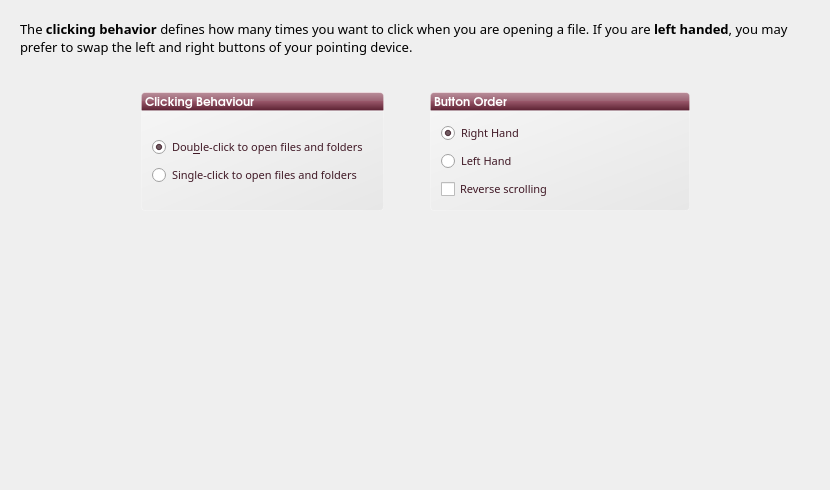
Above: kde/kaptan/src/gui/mouseWidget.ui from pars-linux/uludag before the change. Below: the same form after it.
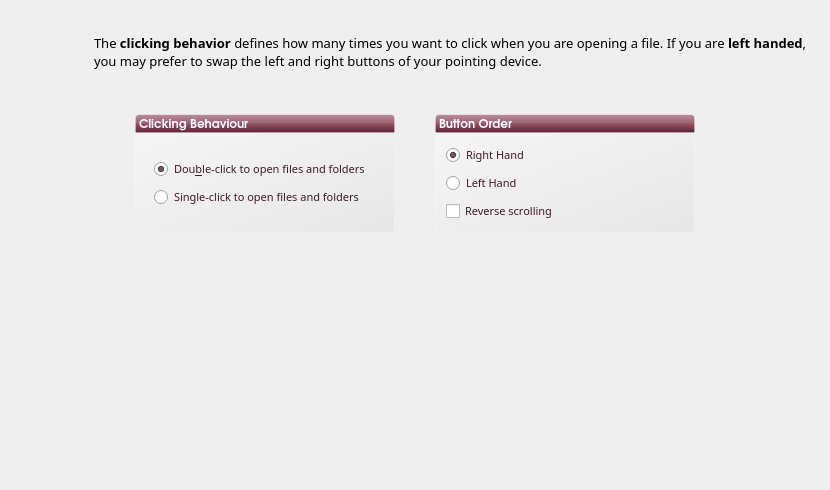
That is the form after the change. Icons and pictures are not drawn.

Diff of the .ui file:
```diff
--- a/kde/kaptan/src/gui/mouseWidget.ui
+++ b/kde/kaptan/src/gui/mouseWidget.ui
@@ -26,7 +26,76 @@
    <property name="margin">
     <number>20</number>
    </property>
-   <item row="2" column="0">
+   <property name="spacing">
+    <number>0</number>
+   </property>
+   <item row="0" column="0">
+    <widget class="QLabel" name="label_3">
+     <property name="minimumSize">
+      <size>
+       <width>64</width>
+       <height>64</height>
+      </size>
+     </property>
+     <property name="maximumSize">
+      <size>
+       <width>64</width>
+       <height>64</height>
+      </size>
+     </property>
+     <property name="text">
+      <string/>
+     </property>
+     <property name="pixmap">
+      <pixmap resource="raw.qrc">:/raw/pics/preferences-desktop-peripherals.png</pixmap>
+     </property>
+    </widget>
+   </item>
+   <item row="0" column="1">
+    <widget class="QLabel" name="description">
+     <property name="minimumSize">
+      <size>
+       <width>300</width>
+       <height>0</height>
+      </size>
+     </property>
+     <property name="font">
+      <font>
+       <family>Sans Serif</family>
+       <pointsize>10</pointsize>
+      </font>
+     </property>
+     <property name="styleSheet">
+      <string notr="true"/>
+     </property>
+     <property name="text">
+      <string>The &lt;b&gt;clicking behavior&lt;/b&gt; defines how many times you want to click when you are opening a file. If you are &lt;b&gt;left handed&lt;/b&gt;, you may prefer to swap the left and right buttons of your pointing device.</string>
+     </property>
+     <property name="wordWrap">
+      <bool>true</bool>
+     </property>
+     <property name="indent">
+      <number>10</number>
+     </property>
+    </widget>
+   </item>
+   <item row="1" column="0">
+    <spacer name="verticalSpacer_4">
+     <property name="orientation">
+      <enum>Qt::Vertical</enum>
+     </property>
+     <property name="sizeType">
+      <enum>QSizePolicy::Fixed</enum>
+     </property>
+     <property name="sizeHint" stdset="0">
+      <size>
+       <width>20</width>
+       <height>30</height>
+      </size>
+     </property>
+    </spacer>
+   </item>
+   <item row="2" column="0" colspan="2">
     <layout class="QVBoxLayout" name="verticalLayout">
      <item>
       <layout class="QHBoxLayout" name="horizontalLayout_2">
@@ -53,6 +122,12 @@
          </property>
          <item>
           <widget class="QLabel" name="label">
+           <property name="minimumSize">
+            <size>
+             <width>260</width>
+             <height>0</height>
+            </size>
+           </property>
            <property name="font">
             <font>
              <family>URW Gothic L</family>
@@ -80,9 +155,15 @@
          </item>
          <item>
           <widget class="QGroupBox" name="groupBox">
+           <property name="sizePolicy">
+            <sizepolicy hsizetype="Fixed" vsizetype="Fixed">
+             <horstretch>0</horstretch>
+             <verstretch>0</verstretch>
+            </sizepolicy>
+           </property>
            <property name="minimumSize">
             <size>
-             <width>200</width>
+             <width>260</width>
              <height>100</height>
             </size>
            </property>
@@ -116,6 +197,12 @@
               <property name="enabled">
                <bool>true</bool>
               </property>
+              <property name="sizePolicy">
+               <sizepolicy hsizetype="Fixed" vsizetype="Fixed">
+                <horstretch>0</horstretch>
+                <verstretch>0</verstretch>
+               </sizepolicy>
+              </property>
               <property name="font">
                <font>
                 <family>Sans Serif</family>
@@ -135,6 +222,12 @@
             </item>
             <item row="2" column="0">
              <widget class="QRadioButton" name="DoubleClick">
+              <property name="sizePolicy">
+               <sizepolicy hsizetype="Fixed" vsizetype="Fixed">
+                <horstretch>0</horstretch>
+                <verstretch>0</verstretch>
+               </sizepolicy>
+              </property>
               <property name="font">
                <font>
                 <family>Sans Serif</family>
@@ -228,6 +321,12 @@
          </property>
          <item>
           <widget class="QLabel" name="label_2">
+           <property name="minimumSize">
+            <size>
+             <width>260</width>
+             <height>0</height>
+            </size>
+           </property>
            <property name="font">
             <font>
              <family>URW Gothic L</family>
@@ -375,47 +474,6 @@
      </item>
     </layout>
    </item>
-   <item row="0" column="0">
-    <widget class="QLabel" name="description">
-     <property name="minimumSize">
-      <size>
-       <width>300</width>
-       <height>0</height>
-      </size>
-     </property>
-     <property name="font">
-      <font>
-       <family>Sans Serif</family>
-       <pointsize>10</pointsize>
-      </font>
-     </property>
-     <property name="styleSheet">
-      <string notr="true"/>
-     </property>
-     <property name="text">
-      <string>The &lt;b&gt;clicking behavior&lt;/b&gt; defines how many times you want to click when you are opening a file. If you are &lt;b&gt;left handed&lt;/b&gt;, you may prefer to swap the left and right buttons of your pointing device.</string>
-     </property>
-     <property name="wordWrap">
-      <bool>true</bool>
-     </property>
-    </widget>
-   </item>
-   <item row="1" column="0">
-    <spacer name="verticalSpacer_4">
-     <property name="orientation">
-      <enum>Qt::Vertical</enum>
-     </property>
-     <property name="sizeType">
-      <enum>QSizePolicy::Fixed</enum>
-     </property>
-     <property name="sizeHint" stdset="0">
-      <size>
-       <width>20</width>
-       <height>30</height>
-      </size>
-     </property>
-    </spacer>
-   </item>
   </layout>
  </widget>
  <resources/>
```
Left out of the diff: 6 changed lines with no effect on the pictures.
